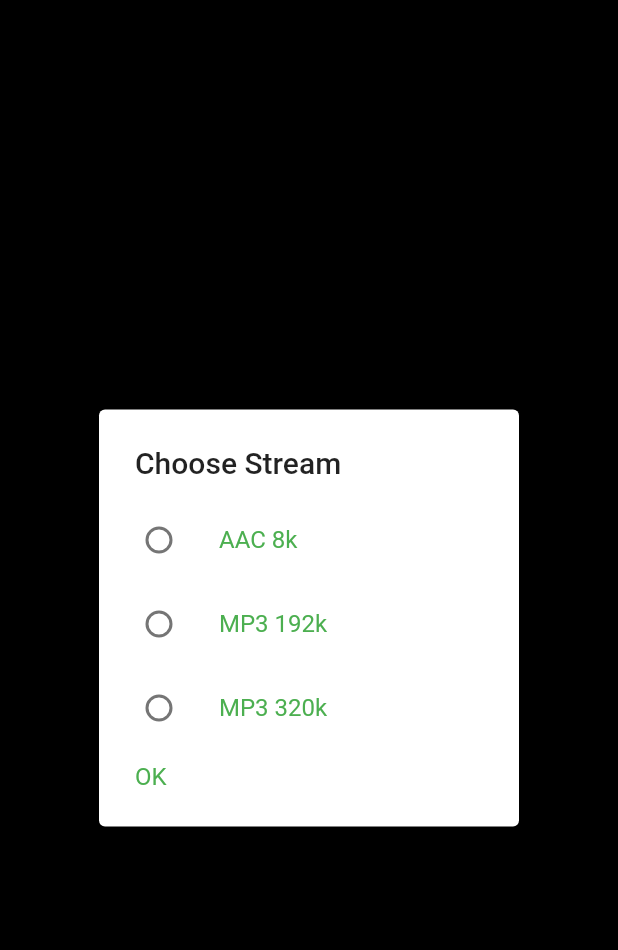
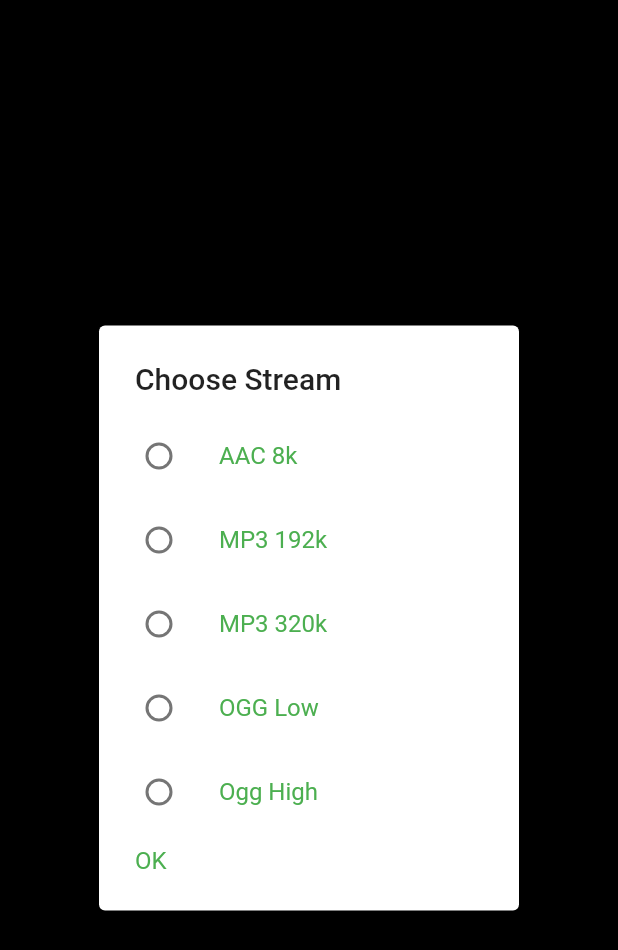
Before and after one commit to chrisderock/ebmradioplayer, a Flutter app: the _ConfigDialog widget shown alone on an empty page, opened directly, on a phone screen of 412 x 824 dp. Shown: the top 950 px of the screen. Run offline on Flutter 3.47's test engine with Material 2 defaults, Android fonts, the phone set to English and light mode, and no system bars; our stand-ins replace audio_service, basic_utils, flutter_secure_storage, just_audio; missing offline and left inert: webfeed; accounts and stored records are empty; generated files the repository leaves out were written again; statements that could not run were skipped.

Commit message:
added the ogg-streams

```diff
--- a/lib/gui/ebm_player.dart
+++ b/lib/gui/ebm_player.dart
@@ -9,6 +9,8 @@ enum STREAM_TYPE {
   AAC,
   MP3192,
   MP3320,
+  OGG_LOW,
+  OGG_HIGH,
   UNKNOWN
 }
 
@@ -53,7 +55,20 @@ class EbmPlayer extends StatefulWidget {
         album: 'MP3 320K'
     )
   ];
-
+  final List<MediaItem> _ogg_low = <MediaItem>[
+    MediaItem(
+        id: 'http://ebm-radio.org:9000/ebm.ogg',
+        title: '(((EBM Radio)))',
+        album: 'MP3 320K'
+    )
+  ];
+  final List<MediaItem> _ogg_high = <MediaItem>[
+    MediaItem(
+        id: 'http://ebm-radio.org:9000/ebm_high.ogg',
+        title: '(((EBM Radio)))',
+        album: 'MP3 320K'
+    )
+  ];
 }
 
 class _EbmPlayer extends State<EbmPlayer>{
@@ -111,6 +126,12 @@ class _EbmPlayer extends State<EbmPlayer>{
         break;
       case STREAM_TYPE.MP3320:
         await AudioService.updateQueue(widget._mp3_320);
+        break;
+      case STREAM_TYPE.OGG_LOW:
+        await AudioService.updateQueue(widget._ogg_low);
+        break;
+      case STREAM_TYPE.OGG_HIGH:
+        await AudioService.updateQueue(widget._ogg_high);
         break;
       default:
         await AudioService.updateQueue(widget._aac);
--- a/lib/main.dart
+++ b/lib/main.dart
@@ -261,6 +261,30 @@ class _ConfigDialogState extends State<_ConfigDialog>{
             },
           ),
         ),
+        ListTile(
+          title: const Text("OGG Low"),
+          leading: Radio(
+            value: STREAM_TYPE.OGG_LOW,
+            groupValue: widget._newType.value,
+            onChanged: (val){
+              setState(() {
+                widget._newType.value = val;
+              });
+            },
+          ),
+        ),
+        ListTile(
+          title: const Text("Ogg High"),
+          leading: Radio(
+            value: STREAM_TYPE.OGG_HIGH,
+            groupValue: widget._newType.value,
+            onChanged: (val){
+              setState(() {
+                widget._newType.value = val;
+              });
+            },
+          ),
+        ),
         SimpleDialogOption(
           child: const Text("OK"),
           onPressed: (){
```
